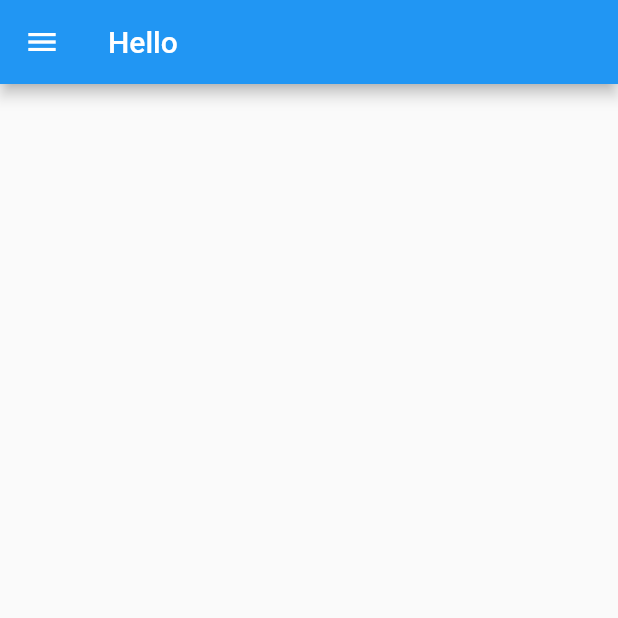
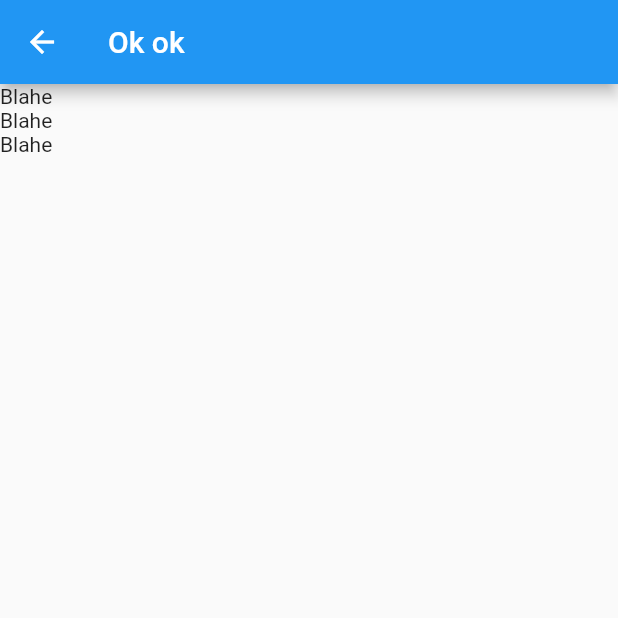
Before and after one commit to SHermukhammadjon/dart_basics, a Flutter app: the screen it shows after launch, on a phone screen of 412 x 824 dp, the top half of it. Run offline on Flutter 3.47's test engine with Material 2 defaults, Android fonts, the phone set to English and light mode, and no system bars.

```diff
--- a/first_app/lib/main.dart
+++ b/first_app/lib/main.dart
@@ -1,71 +1,88 @@
 import 'dart:io';
-
 import 'package:flutter/material.dart';
-
 
 void main(List<String> args) {
   runApp(MyAppp());
 }
 
-class MyAppp extends StatelessWidget
-{
+class MyAppp extends StatelessWidget {
   MyAppp({super.key});
 
   @override
-  Widget build(BuildContext context)
-    {
+  Widget build(BuildContext context) {
     return MaterialApp(
         debugShowCheckedModeBanner: false,
         title: "Defolt Tizim",
-      initialRoute: '/home',
+        initialRoute: '/page',
         routes: {
-        '/home' : (context) => MyHomePage()
+          '/home': (context) => const MyHomePage(),
+          '/page': (context) => const Page()
+        });
+  }
 }
 
-      );
-    }
-
-  }
-
-class MyHomePage extends StatelessWidget
-{
+class MyHomePage extends StatelessWidget {
   const MyHomePage({super.key});
 
   @override
-  Widget build(BuildContext context)
-    {
+  Widget build(BuildContext context) {
     return Scaffold(
         drawer: Drawer(
-          child: ListView(
-            padding: EdgeInsets.zero,
-            children: <Widget>[
+          child: ListView(padding: EdgeInsets.zero, children: <Widget>[
             const UserAccountsDrawerHeader(
-                accountName: Text('John Doe'),
-                accountEmail: Text('johndoe@example.com'),
+                accountName: Text('Temirov SHermukhammad'),
+                accountEmail: Text('temirovshermukhammad@gmail.com'),
                 currentAccountPicture: CircleAvatar(
-                backgroundImage: Ima
+                  backgroundImage:
+                      NetworkImage("https://picsum.photos/200/200?random=1000"),
+                )),
+            const Text("Blah")
+          ]),
         ),
+        appBar: AppBar(title: const Text("Hello")),
+        body: ListView.builder(
+            itemCount: 15,
+            itemBuilder: (BuildContext context, int index) {
+              return Container(
+                  margin: EdgeInsets.all(10),
+                  width: 50,
+                  height: 100,
+                  color: Colors.blueAccent,
+                  child: ListTile(
+                    leading: Image.network(
+                      "https://picsum.photos/200/200?random=${100 + index}",
                     ),
-            ListTile(
-              title: Text('Item 1'),
-              onTap: () {
-                // Handle item 1 tap
+
+                    //  Image.network(
+                    //     "https://picsum.photos/200/200?random=${100 + index}"),
+                    title: Text("Blah $index"),
+                    subtitle: const Text("Subtitle"),
+                    onTap: () => Navigator.pushNamed(context, '/page'),
+                  ));
+            }));
+  }
+}
+
+class Page extends StatelessWidget {
+  const Page({super.key});
+
+  @override
+  Widget build(BuildContext context) {
+    return Scaffold(
+        appBar: AppBar(
+            title: const Text("Ok ok"),
+            leading: IconButton(
+              icon: const Icon(Icons.arrow_back),
+              onPressed: () {
+                Navigator.pushNamed(context, '/home');
               },
-            ),
-            ListTile(
-              title: Text('Item 2'),
-              onTap: () {
-                // Handle item 2 tap
-              },
-            ),
-          ],
-        ),),
-
-
-
-        appBar: AppBar(title: const Text("Hello")),
-        // body: ListView.builder(
-        //   itemBuilder: ),
+            )),
+        body: ListView(children: const  <Widget>
+        [
+          Text("Blahe"),
+          Text("Blahe"),
+          Text("Blahe")
+        ])
         );
   }
 }
```
Also changed, not shown: first_app/lib/MyList.dart (+52 -52 lines). Lines whose indentation alone changed are shown as unchanged.
